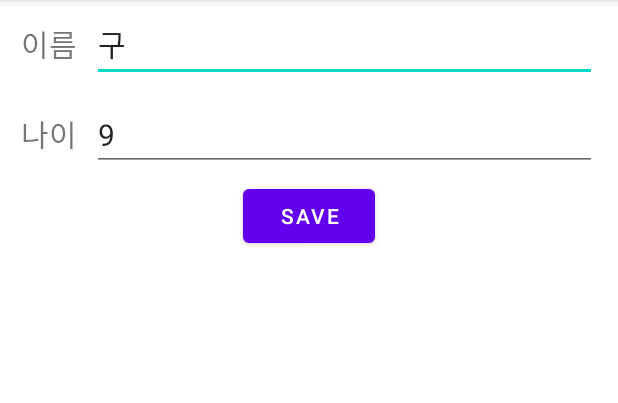
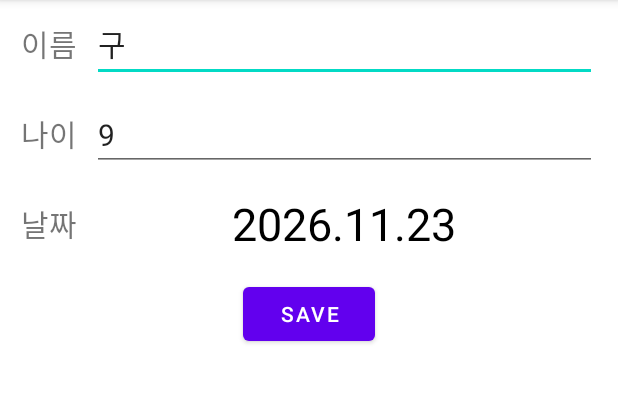
Before and after one commit to jhamin0511/Diffutil, an Android app: the screen it shows after launch (EditActivity), after a tap on "이름", on a phone screen of 412 x 824 dp, the part 84-487 px from its top. Run offline under Robolectric (Android 15) with nearby library versions, the phone set to English and light mode, and no system bars.

Commit message:
feat: 날짜 변경 Diff 적용

```diff
--- a/app/src/main/java/com/github/jhamin0511/diffutil/ui/edit/EditActivity.kt
+++ b/app/src/main/java/com/github/jhamin0511/diffutil/ui/edit/EditActivity.kt
@@ -1,6 +1,7 @@
 package com.github.jhamin0511.diffutil.ui.edit
 
 import android.app.Activity
+import android.app.DatePickerDialog
 import android.content.Context
 import android.content.Intent
 import android.os.Bundle
@@ -9,10 +10,14 @@ import android.widget.TextView
 import androidx.appcompat.app.AppCompatActivity
 import com.github.jhamin0511.diffutil.R
 import com.github.jhamin0511.diffutil.data.dto.User
+import com.github.jhamin0511.diffutil.util.DateFormatUtil
+import java.util.*
 
 private const val TAG = "EditActivity"
 
 class EditActivity : AppCompatActivity() {
+
+    private val format = DateFormatUtil(DateFormatUtil.YYYY_MM_DD)
 
     companion object {
         fun start(context: Context, position: Int, value: User): Intent {
@@ -30,11 +35,24 @@ class EditActivity : AppCompatActivity() {
         val user: User = intent.getParcelableExtra("USER")!!
         val name: TextView = findViewById(R.id.name)
         val age: TextView = findViewById(R.id.age)
+        val date: TextView = findViewById(R.id.date)
         val save: Button = findViewById(R.id.save)
 
         name.text = user.name
         age.text = user.age.toString()
+        date.text = format.format(user.createdAt)
 
+        date.setOnClickListener {
+            val cal = GregorianCalendar()
+            cal.time = user.createdAt
+
+            DatePickerDialog(this, { view, year, month, dayOfMonth ->
+                val dateSet = GregorianCalendar(year, month, dayOfMonth)
+                user.createdAt = dateSet.time
+                date.text = format.format(dateSet.time)
+            }, cal.get(Calendar.YEAR), cal.get(Calendar.MONTH), cal.get(Calendar.DAY_OF_MONTH))
+                .show()
+        }
         save.setOnClickListener {
             user.name = name.text.toString()
             user.age = age.text.toString().toInt()
--- a/app/src/main/java/com/github/jhamin0511/diffutil/ui/list/MainActivity.kt
+++ b/app/src/main/java/com/github/jhamin0511/diffutil/ui/list/MainActivity.kt
@@ -8,7 +8,6 @@ import android.view.MenuItem
 import androidx.activity.result.contract.ActivityResultContracts.StartActivityForResult
 import androidx.appcompat.app.AlertDialog
 import androidx.appcompat.app.AppCompatActivity
-import androidx.recyclerview.widget.LinearLayoutManager
 import androidx.recyclerview.widget.RecyclerView
 import com.github.jhamin0511.diffutil.R
 import com.github.jhamin0511.diffutil.data.dto.User
@@ -30,7 +29,8 @@ class MainActivity : AppCompatActivity(), UserListener {
             Log.i(TAG, "user position : ${position}")
             if (position != -1) {
                 dataSource[position] = user
-                adapter.submitList(dataSource.toList())
+                val sorted = dataSource.sortedByDescending { value -> value.createdAt }
+                adapter.submitList(sorted)
             }
         }
     }
@@ -112,8 +112,7 @@ class MainActivity : AppCompatActivity(), UserListener {
             .setTitle("삭제")
             .setPositiveButton(android.R.string.ok) { _, _ ->
                 dataSource.remove(value)
-                adapter.submitList(dataSource)
-                adapter.notifyItemRemoved(position)
+                adapter.submitList(dataSource.toList())
             }.setNegativeButton(android.R.string.cancel) { _, _ ->
 
             }.show()
--- a/app/src/main/java/com/github/jhamin0511/diffutil/ui/list/UserListAdapter.kt
+++ b/app/src/main/java/com/github/jhamin0511/diffutil/ui/list/UserListAdapter.kt
@@ -9,8 +9,7 @@ import androidx.recyclerview.widget.ListAdapter
 import androidx.recyclerview.widget.RecyclerView
 import com.github.jhamin0511.diffutil.R
 import com.github.jhamin0511.diffutil.data.dto.User
-import java.text.SimpleDateFormat
-import java.util.*
+import com.github.jhamin0511.diffutil.util.DateFormatUtil
 
 private const val TAG = "UserListAdapter"
 
@@ -33,7 +32,7 @@ class UserListAdapter(
     inner class Holder(
         private val view: View
     ) : RecyclerView.ViewHolder(view) {
-        private val format = SimpleDateFormat("yyyy.MM.dd", Locale.getDefault())
+        private val format = DateFormatUtil(DateFormatUtil.YYYY_MM_DD)
         private val name: TextView = view.findViewById(R.id.name)
         private val age: TextView = view.findViewById(R.id.age)
         private val date: TextView = view.findViewById(R.id.date)
@@ -52,6 +51,10 @@ class UserListAdapter(
         }
     }
 
+    override fun getItemViewType(position: Int): Int {
+        return super.getItemViewType(position)
+    }
+
     override fun onCreateViewHolder(parent: ViewGroup, viewType: Int): Holder {
         val inflater = LayoutInflater.from(parent.context)
         val view = inflater.inflate(R.layout.item_user, parent, false)
--- /dev/null
+++ b/app/src/main/java/com/github/jhamin0511/diffutil/util/DateFormatUtil.kt
@@ -0,0 +1,29 @@
+package com.github.jhamin0511.diffutil.util
+
+import java.text.ParseException
+import java.text.SimpleDateFormat
+import java.util.*
+
+class DateFormatUtil(
+    pattern: String
+) {
+
+    companion object {
+        const val YYYY_MM_DD = "yyyy.MM.dd"
+    }
+
+    private val format = SimpleDateFormat(pattern, Locale.getDefault())
+
+    fun format(date: Date): String {
+        return format.format(date)
+    }
+
+    fun parse(date: String): Date {
+        return try {
+            format.parse(date) ?: Date()
+        } catch (e: ParseException) {
+            Date()
+        }
+    }
+
+}
--- a/app/src/main/res/layout/activity_edit.xml
+++ b/app/src/main/res/layout/activity_edit.xml
@@ -15,16 +15,6 @@
         app:layout_constraintStart_toStartOf="parent"
         app:layout_constraintTop_toTopOf="parent" />
 
-    <TextView
-        android:id="@+id/age_title"
-        android:layout_width="wrap_content"
-        android:layout_height="wrap_content"
-        android:layout_marginTop="30dp"
-        android:text="나이"
-        android:textSize="20dp"
-        app:layout_constraintStart_toStartOf="parent"
-        app:layout_constraintTop_toBottomOf="@id/name_title" />
-
     <EditText
         android:id="@+id/name"
         android:layout_width="0dp"
@@ -36,6 +26,16 @@
         app:layout_constraintEnd_toEndOf="parent"
         app:layout_constraintStart_toEndOf="@id/name_title"
         tools:text="홍길동" />
+
+    <TextView
+        android:id="@+id/age_title"
+        android:layout_width="wrap_content"
+        android:layout_height="wrap_content"
+        android:layout_marginTop="30dp"
+        android:text="나이"
+        android:textSize="20dp"
+        app:layout_constraintStart_toStartOf="parent"
+        app:layout_constraintTop_toBottomOf="@id/name_title" />
 
     <EditText
         android:id="@+id/age"
@@ -50,6 +50,30 @@
         app:layout_constraintStart_toEndOf="@id/age_title"
         tools:text="23" />
 
+    <TextView
+        android:id="@+id/date_title"
+        android:layout_width="wrap_content"
+        android:layout_height="wrap_content"
+        android:layout_marginTop="30dp"
+        android:text="날짜"
+        android:textSize="20dp"
+        app:layout_constraintStart_toStartOf="parent"
+        app:layout_constraintTop_toBottomOf="@id/age_title" />
+
+    <TextView
+        android:id="@+id/date"
+        android:layout_width="0dp"
+        android:layout_height="wrap_content"
+        android:layout_marginStart="10dp"
+        android:gravity="center"
+        android:textColor="#000000"
+        android:textSize="30dp"
+        app:layout_constraintBottom_toBottomOf="@id/date_title"
+        app:layout_constraintEnd_toEndOf="parent"
+        app:layout_constraintStart_toEndOf="@id/date_title"
+        app:layout_constraintTop_toTopOf="@id/date_title"
+        tools:text="2021.11.15" />
+
     <Button
         android:id="@+id/save"
         android:layout_width="wrap_content"
@@ -58,6 +82,6 @@
         android:text="save"
         app:layout_constraintEnd_toEndOf="parent"
         app:layout_constraintStart_toStartOf="parent"
-        app:layout_constraintTop_toBottomOf="@id/age_title" />
+        app:layout_constraintTop_toBottomOf="@id/date" />
 
 </androidx.constraintlayout.widget.ConstraintLayout>
```
